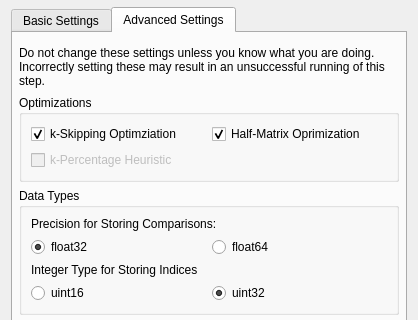
Above: ui/SettingsDialog.ui from danielhsu021202/PythonCBAS before the change; both pictures show x 0 to 418 and y 198 to 518 of the 418 by 620 pixel window. Below: the same form after it.
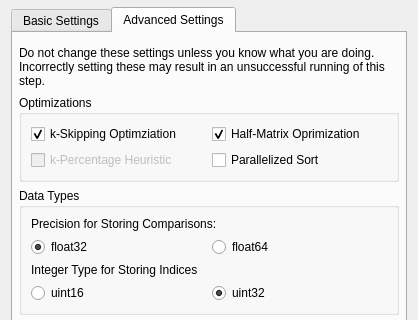
That is the form after the change. The open tabs and pages were chosen to show the change. Icons and pictures are not drawn.

What changed in the file:
```diff
--- a/ui/SettingsDialog.ui
+++ b/ui/SettingsDialog.ui
@@ -674,6 +674,13 @@
                 </property>
                </widget>
               </item>
+              <item row="1" column="1">
+               <widget class="QCheckBox" name="parallelizeFDPCheckbox">
+                <property name="text">
+                 <string>Parallelized Sort</string>
+                </property>
+               </widget>
+              </item>
              </layout>
             </widget>
            </item>
```
Left out of the diff: 2 changed lines with no effect on the pictures.
